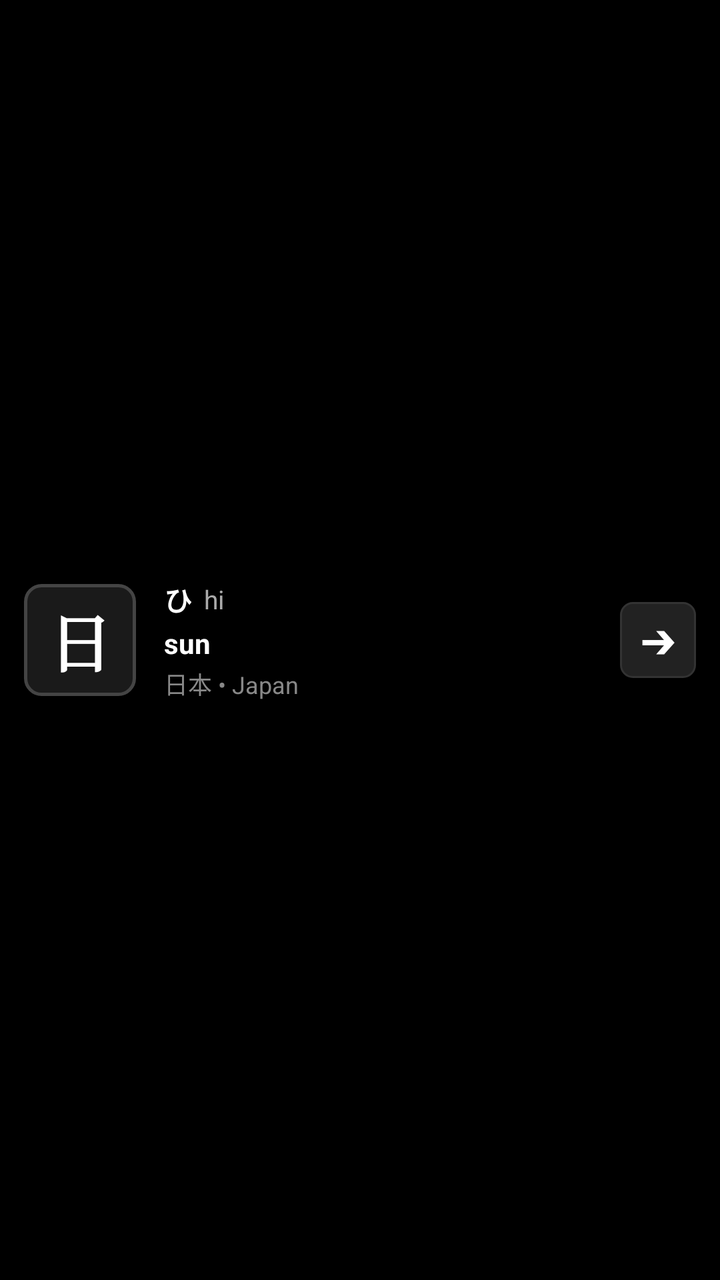
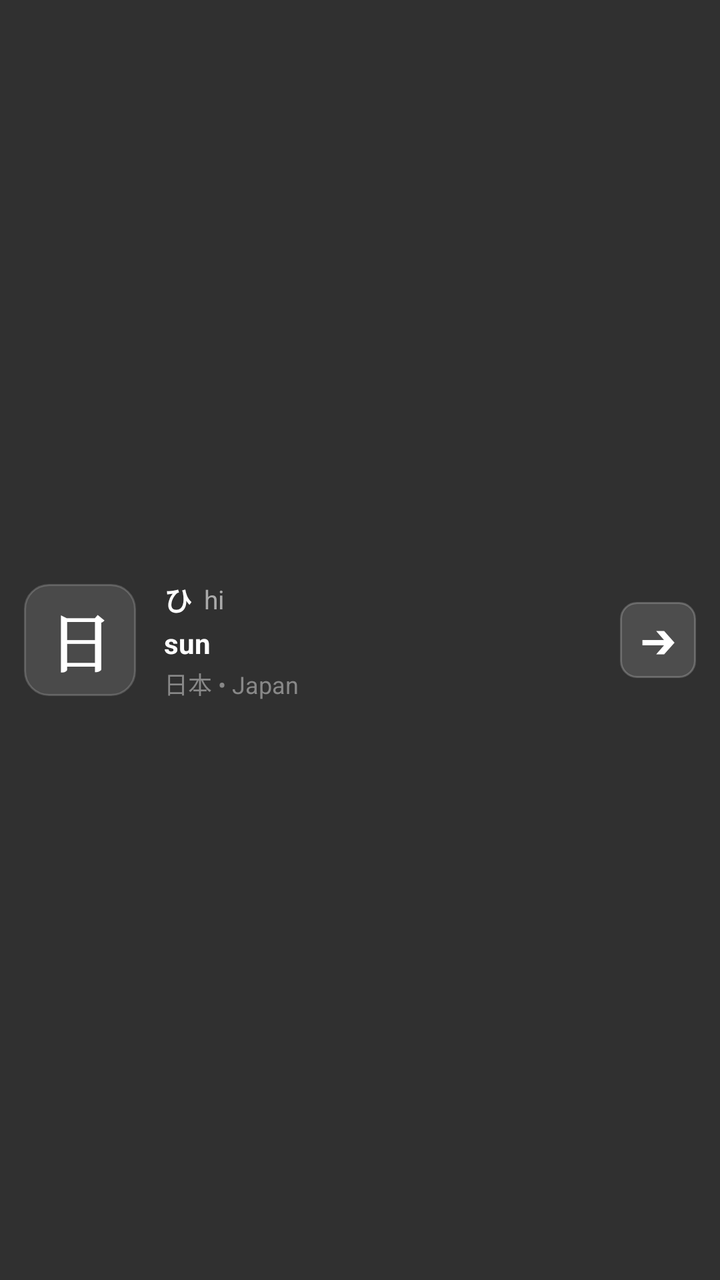

The first picture is an Android layout as it rendered before a commit; the second is the same layout after the commit. The layout source and the unified diff follow.
<!-- AndroidManifest.xml: application theme android:Theme.Material.NoActionBar -->
<!-- res/layout/notification_saku_compact.xml -->
<?xml version="1.0" encoding="utf-8"?>
<LinearLayout xmlns:android="http://schemas.android.com/apk/res/android"
    android:layout_width="match_parent"
    android:layout_height="wrap_content"
    android:orientation="horizontal"
    android:padding="12dp"
    android:background="@android:color/black"
    android:gravity="center_vertical">

    
    <TextView
        android:id="@+id/tv_notification_kanji"
        android:layout_width="56dp"
        android:layout_height="56dp"
        android:gravity="center"
        android:text="日"
        android:textColor="@android:color/white"
        android:textSize="32sp"
        android:textStyle="bold"
        android:fontFamily="serif"
        android:background="@drawable/bg_kanji_box" />

    
    <LinearLayout
        android:layout_width="0dp"
        android:layout_height="wrap_content"
        android:layout_weight="1"
        android:layout_marginStart="14dp"
        android:orientation="vertical"
        android:gravity="center_vertical">

        
        <LinearLayout
            android:layout_width="wrap_content"
            android:layout_height="wrap_content"
            android:orientation="horizontal"
            android:gravity="center_vertical">

            <TextView
                android:id="@+id/tv_notification_kana"
                android:layout_width="wrap_content"
                android:layout_height="wrap_content"
                android:text="ひ"
                android:textColor="@android:color/white"
                android:textSize="14sp"
                android:textStyle="bold" />

            <TextView
                android:id="@+id/tv_notification_romaji"
                android:layout_width="wrap_content"
                android:layout_height="wrap_content"
                android:layout_marginStart="6dp"
                android:text="hi"
                android:textColor="#AAAAAA"
                android:textSize="13sp" />
        </LinearLayout>

        
        <TextView
            android:id="@+id/tv_notification_meaning"
            android:layout_width="wrap_content"
            android:layout_height="wrap_content"
            android:layout_marginTop="2dp"
            android:text="sun"
            android:textColor="@android:color/white"
            android:textSize="14sp"
            android:textStyle="bold" />

        
        <TextView
            android:id="@+id/tv_notification_example"
            android:layout_width="wrap_content"
            android:layout_height="wrap_content"
            android:layout_marginTop="2dp"
            android:text="日本 • Japan"
            android:textColor="#888888"
            android:textSize="12sp"
            android:singleLine="true" />
    </LinearLayout>

    
    <TextView
        android:id="@+id/btn_notification_next"
        android:layout_width="38dp"
        android:layout_height="38dp"
        android:gravity="center"
        android:text="➔"
        android:textColor="@android:color/white"
        android:textSize="18sp"
        android:textStyle="bold"
        android:background="@drawable/bg_button_ease" />

</LinearLayout>
<!-- resources referenced by this layout -->
<resources>
  <!-- drawable bg_button_ease (drawable) -->
  <?xml version="1.0" encoding="utf-8"?>
  <shape xmlns:android="http://schemas.android.com/apk/res/android"
      android:shape="rectangle">
      <corners android:radius="6dp" />
      <solid android:color="#222222" />
      <stroke
          android:width="1dp"
          android:color="#333333" />
  </shape>
  <!-- drawable bg_kanji_box (drawable) -->
  <?xml version="1.0" encoding="utf-8"?>
  <shape xmlns:android="http://schemas.android.com/apk/res/android"
      android:shape="rectangle">
      <corners android:radius="8dp" />
      <stroke
          android:width="1.5dp"
          android:color="#444444" />
      <solid android:color="#1A1A1A" />
  </shape>
</resources>

<!-- the commit's change to res/layout/notification_saku_compact.xml (unified diff, before → after) -->
@@ -4,7 +4,7 @@
     android:layout_height="wrap_content"
     android:orientation="horizontal"
     android:padding="12dp"
-    android:background="@android:color/black"
+    android:background="@android:color/transparent"
     android:gravity="center_vertical">
 
     
<!-- resource entries referenced after the edit -->
@@ -4,21 +4,21 @@
   <?xml version="1.0" encoding="utf-8"?>
   <shape xmlns:android="http://schemas.android.com/apk/res/android"
       android:shape="rectangle">
-      <corners android:radius="6dp" />
-      <solid android:color="#222222" />
+      <corners android:radius="8dp" />
+      <solid android:color="#24FFFFFF" />
       <stroke
           android:width="1dp"
-          android:color="#333333" />
+          android:color="#36FFFFFF" />
   </shape>
   <!-- drawable bg_kanji_box (drawable) -->
   <?xml version="1.0" encoding="utf-8"?>
   <shape xmlns:android="http://schemas.android.com/apk/res/android"
       android:shape="rectangle">
-      <corners android:radius="8dp" />
+      <corners android:radius="12dp" />
+      <solid android:color="#20FFFFFF" />
       <stroke
-          android:width="1.5dp"
-          android:color="#444444" />
-      <solid android:color="#1A1A1A" />
+          android:width="1dp"
+          android:color="#2EFFFFFF" />
   </shape>
 </resources>
 
